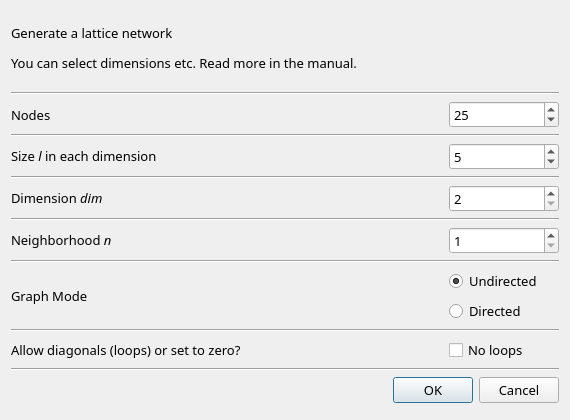
Qt form src/forms/dialograndlattice.ui (socnetv/app) before a commit.
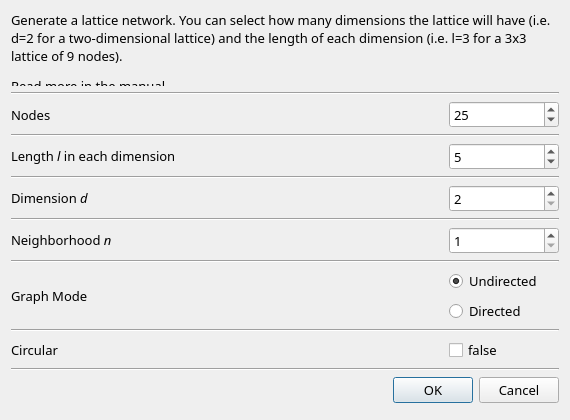
The same form after that commit.

Commit message: some work on lattice generator

Diff of the .ui file:
```diff
--- a/src/forms/dialograndlattice.ui
+++ b/src/forms/dialograndlattice.ui
@@ -69,7 +69,7 @@
       <enum>QFrame::Sunken</enum>
      </property>
      <property name="text">
-      <string>&lt;html&gt;&lt;head/&gt;&lt;body&gt;&lt;p&gt;Generate a lattice network &lt;/p&gt;&lt;p&gt;You can select dimensions etc. Read more in the manual.&lt;/p&gt;&lt;/body&gt;&lt;/html&gt;</string>
+      <string>&lt;html&gt;&lt;head/&gt;&lt;body&gt;&lt;p&gt;Generate a lattice network. You can select how many dimensions the lattice will have (i.e. d=2 for a two-dimensional lattice) and the length of each dimension (i.e. l=3 for a 3x3 lattice of 9 nodes). &lt;/p&gt;&lt;p&gt;Read more in the manual.&lt;/p&gt;&lt;/body&gt;&lt;/html&gt;</string>
      </property>
      <property name="textFormat">
       <enum>Qt::RichText</enum>
@@ -179,7 +179,7 @@
         </font>
        </property>
        <property name="text">
-        <string>&lt;html&gt;&lt;head/&gt;&lt;body&gt;&lt;p&gt;Size &lt;span style=&quot; font-style:italic;&quot;&gt;l &lt;/span&gt;in each dimension &lt;/p&gt;&lt;/body&gt;&lt;/html&gt;</string>
+        <string>&lt;html&gt;&lt;head/&gt;&lt;body&gt;&lt;p&gt;Length &lt;span style=&quot; font-style:italic;&quot;&gt;l &lt;/span&gt;in each dimension &lt;/p&gt;&lt;/body&gt;&lt;/html&gt;</string>
        </property>
       </widget>
      </item>
@@ -244,7 +244,7 @@
         </font>
        </property>
        <property name="text">
-        <string>&lt;html&gt;&lt;head/&gt;&lt;body&gt;&lt;p&gt;Dimension &lt;span style=&quot; font-style:italic;&quot;&gt;dim&lt;/span&gt;&lt;/p&gt;&lt;/body&gt;&lt;/html&gt;</string>
+        <string>&lt;html&gt;&lt;head/&gt;&lt;body&gt;&lt;p&gt;Dimension &lt;span style=&quot; font-style:italic;&quot;&gt;d&lt;/span&gt;&lt;/p&gt;&lt;/body&gt;&lt;/html&gt;</string>
        </property>
       </widget>
      </item>
@@ -470,7 +470,7 @@
         </font>
        </property>
        <property name="text">
-        <string>Allow diagonals (loops) or set to zero?</string>
+        <string>Circular</string>
        </property>
       </widget>
      </item>
@@ -499,7 +499,7 @@
           <string>Check to allow loops (nodes linking to themselves) in the new network</string>
          </property>
          <property name="text">
-          <string>No loops</string>
+          <string>false</string>
          </property>
          <property name="checked">
           <bool>false</bool>
```
Left out of the diff: 12 changed lines with no effect on the pictures. The commit also changes 6 other files.
